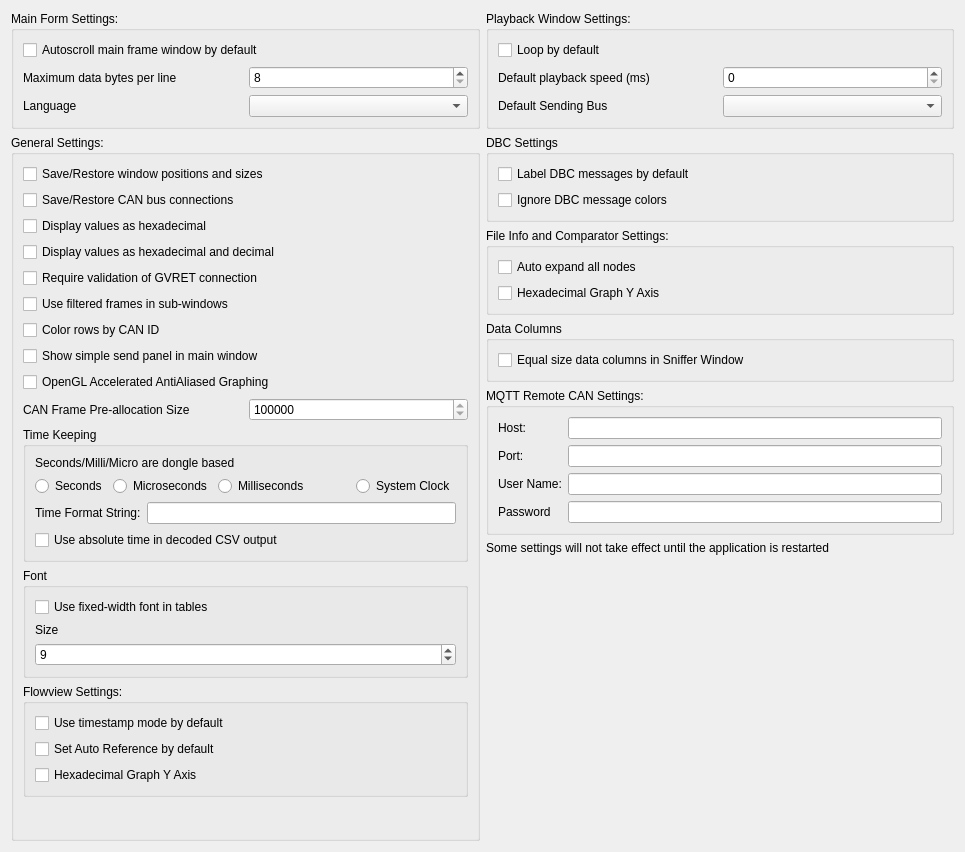
Old version of the form ui/mainsettingsdialog.ui in the repository collin80/SavvyCAN.
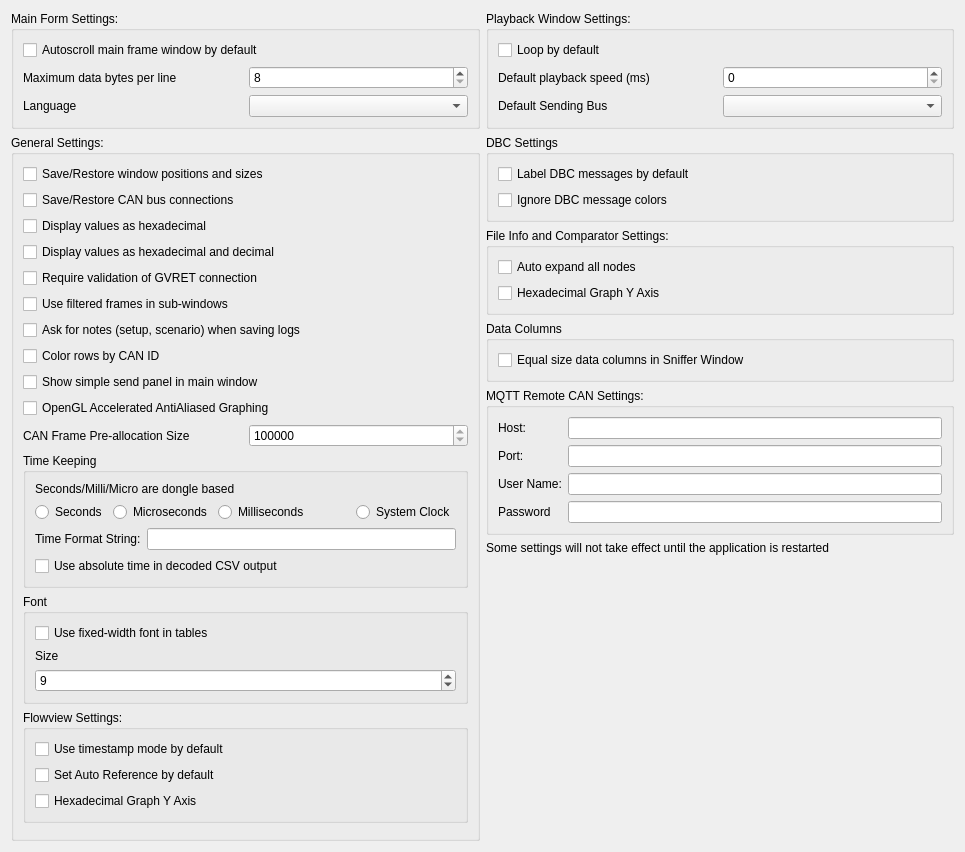
New version of the form.

Commit message: Log notes phase 2: notes asked for when saving, shown when loading

```diff
--- a/ui/mainsettingsdialog.ui
+++ b/ui/mainsettingsdialog.ui
@@ -118,6 +118,13 @@
           </property>
          </widget>
         </item>
+        <item>
+         <widget class="QCheckBox" name="cbAskLogNotes">
+          <property name="text">
+           <string>Ask for notes (setup, scenario) when saving logs</string>
+          </property>
+         </widget>
+        </item>
         <item>
          <widget class="QCheckBox" name="cbColorsByCanId">
           <property name="text">
```
The commit also changes 18 other files.
